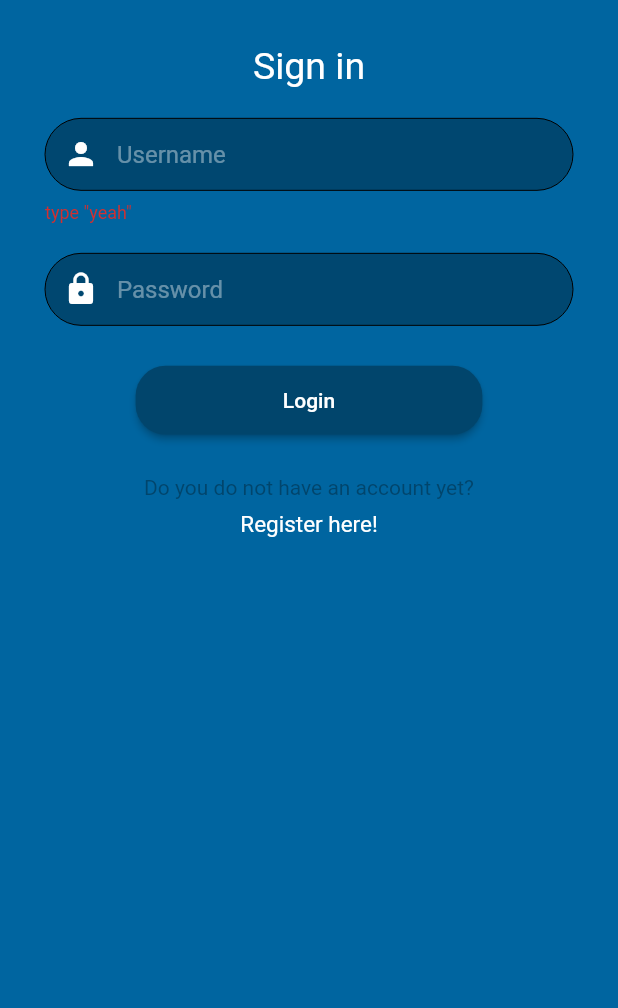
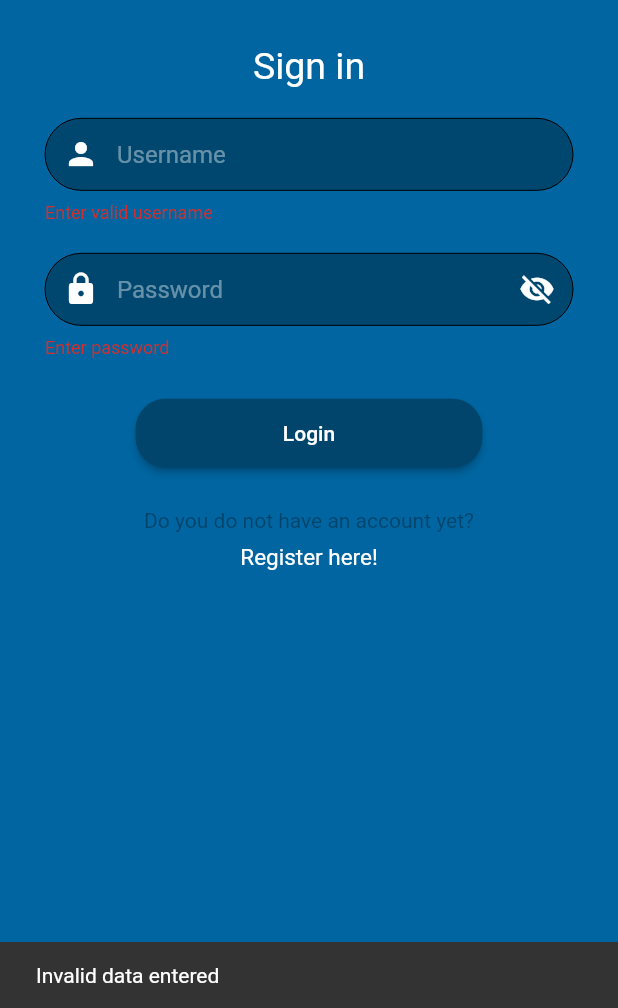
Before and after one commit to Mynk-9/envirocar_flutter, a Flutter app: the LoginPage screen opened directly, after a tap on "Login", on a phone screen of 412 x 824 dp, the part 228-1236 px from its top. Run offline on Flutter 3.47's test engine with Material 2 defaults, Android fonts, the phone set to English and light mode, and no system bars.

Commit message:
Added loginHandler and validations to Login page
Login works now.

```diff
--- a/lib/pages/loginsignup/Login.dart
+++ b/lib/pages/loginsignup/Login.dart
@@ -5,7 +5,8 @@ import 'package:envirocar_flutter/pages/loginsignup/components/CustomInputField.
 import 'package:envirocar_flutter/shared_components/BlueButton.dart';
 import 'package:envirocar_flutter/theme/colors_cario.dart';
 
-import './../../apis/Auth.dart';
+import 'package:envirocar_flutter/apis/Auth.dart';
+import 'package:envirocar_flutter/apis/Validators.dart';
 
 class LoginPage extends StatefulWidget {
   LoginPage({Key key}) : super(key: key);
@@ -16,6 +17,33 @@ class LoginPage extends StatefulWidget {
 
 class _LoginPageState extends State<LoginPage> {
   final _formKey = GlobalKey<FormState>();
+
+  Function loginHandler = (String username, String password,
+      GlobalKey<FormState> form, BuildContext _context) async {
+    if (form.currentState.validate()) {
+      if (await Auth.login(username, password)) {
+        ScaffoldMessenger.of(_context)
+            .showSnackBar(SnackBar(content: Text('Login Successful')));
+      } else {
+        ScaffoldMessenger.of(_context)
+            .showSnackBar(SnackBar(content: Text('Login Failed')));
+      }
+    } else {
+      ScaffoldMessenger.of(_context)
+          .showSnackBar(SnackBar(content: Text('Invalid data entered')));
+    }
+  };
+
+  final usernameController = TextEditingController();
+  final passwordController = TextEditingController();
+
+  // override dispose because controllers are used
+  @override
+  void dispose() {
+    usernameController.dispose();
+    passwordController.dispose();
+    super.dispose();
+  }
 
   @override
   Widget build(BuildContext context) {
@@ -61,12 +89,14 @@ class _LoginPageState extends State<LoginPage> {
                           Icons.person,
                           color: Colors.white,
                         ),
-                        validator: (val) {
-                          if (val == "yeah")
+                        validator: (String val) {
+                          val = val.trim();
+                          if (Validator.validateUsername(val))
                             return null;
                           else
-                            return "type \"yeah\"";
+                            return "Enter valid username";
                         },
+                        controller: usernameController,
                       ),
                       CustomInputField(
                         hintText: "Password",
@@ -74,19 +104,24 @@ class _LoginPageState extends State<LoginPage> {
                           Icons.lock,
                           color: Colors.white,
                         ),
+                        isPassword: true,
+                        validator: (String val) {
+                          val = val.trim();
+                          if (val.isNotEmpty)
+                            return null;
+                          else
+                            return "Enter password";
+                        },
+                        controller: passwordController,
                       ),
 
                       // login button
                       Padding(
                         padding: const EdgeInsets.symmetric(vertical: 8.0),
-                        child: BlueButton(
-                          "Login",
-                          () {
-                            if (_formKey.currentState.validate())
-                              ScaffoldMessenger.of(context).showSnackBar(
-                                  SnackBar(content: Text('Processing Data')));
-                          },
-                        ),
+                        child: BlueButton("Login", () {
+                          loginHandler(usernameController.text.trim(),
+                              passwordController.text, _formKey, context);
+                        }),
                       ),
 
                       // spacing
```
